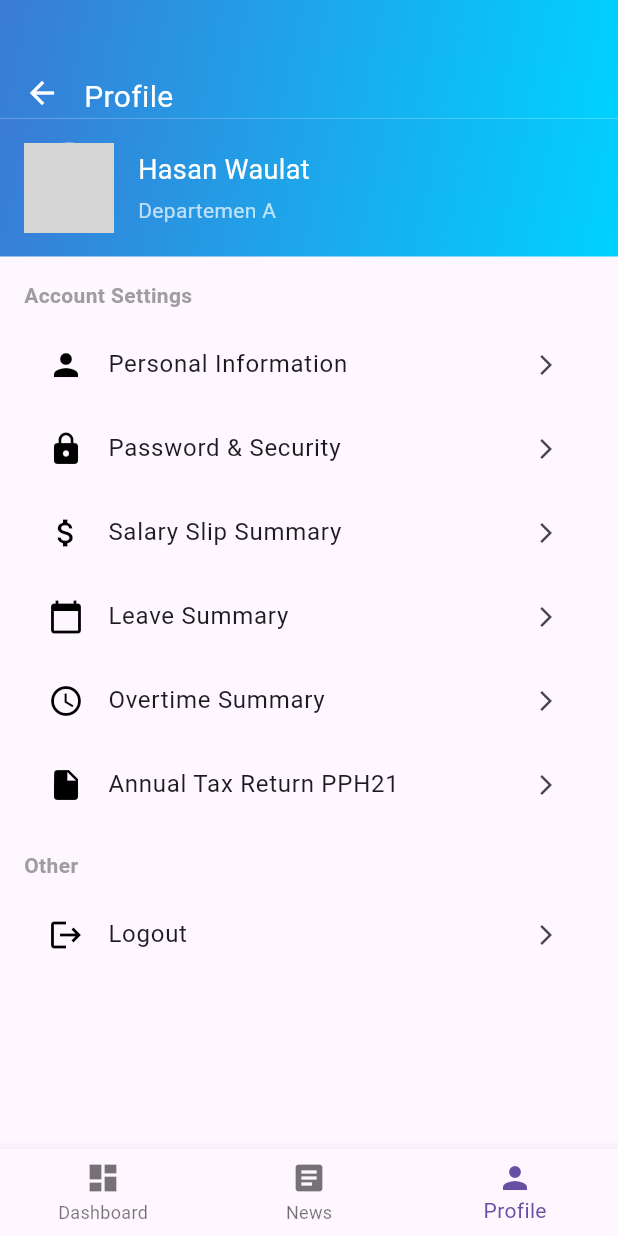
After one commit to finvalnnk14/technical_test, a Flutter app: the ProfilePage screen opened directly, on a phone screen of 412 x 824 dp. The commit adds this screen. Run offline on Flutter 3.47's test engine with Material 3 defaults, Android fonts, the phone set to English and light mode, and no system bars; our stand-ins replace fl_chart; network calls fail; grey boxes are pictures that could not be loaded.

Commit message:
add profil dan news

```diff
--- a/lib/main.dart
+++ b/lib/main.dart
@@ -1,6 +1,8 @@
 import 'package:flutter/material.dart';
 import 'login.dart';
 import 'dashboard.dart';
+import 'news_page.dart';
+import 'profile.dart';
 
 void main() {
   runApp(MyApp());
--- /dev/null
+++ b/lib/profile.dart
@@ -0,0 +1,183 @@
+import 'package:flutter/material.dart';
+
+void main() {
+  runApp(ProfileApp());
+}
+
+class ProfileApp extends StatelessWidget {
+  @override
+  Widget build(BuildContext context) {
+    return MaterialApp(
+      debugShowCheckedModeBanner: false,
+      home: ProfilePage(),
+    );
+  }
+}
+
+class ProfilePage extends StatelessWidget {
+  @override
+  Widget build(BuildContext context) {
+    return Scaffold(
+      bottomNavigationBar: BottomNavigationBar(
+        currentIndex: 2, // Profile selected
+        items: const [
+          BottomNavigationBarItem(
+            icon: Icon(Icons.dashboard),
+            label: 'Dashboard',
+          ),
+          BottomNavigationBarItem(
+            icon: Icon(Icons.article),
+            label: 'News',
+          ),
+          BottomNavigationBarItem(
+            icon: Icon(Icons.person),
+            label: 'Profile',
+          ),
+        ],
+      ),
+      body: Column(
+        children: [
+          Container(
+            padding: const EdgeInsets.only(top: 50, left: 16, right: 16),
+            decoration: const BoxDecoration(
+              gradient: LinearGradient(
+                colors: [Color(0xFF3A7BD5), Color(0xFF00d2ff)],
+                begin: Alignment.topLeft,
+                end: Alignment.bottomRight,
+              ),
+            ),
+            child: Row(
+              crossAxisAlignment: CrossAxisAlignment.start,
+              children: [
+                const Icon(Icons.arrow_back, color: Colors.white),
+                const SizedBox(width: 16),
+                const Text(
+                  'Profile',
+                  style: TextStyle(
+                    color: Colors.white,
+                    fontSize: 20,
+                  ),
+                ),
+              ],
+            ),
+          ),
+          Container(
+            padding: const EdgeInsets.symmetric(horizontal: 16, vertical: 16),
+            decoration: const BoxDecoration(
+              gradient: LinearGradient(
+                colors: [Color(0xFF3A7BD5), Color(0xFF00d2ff)],
+                begin: Alignment.topLeft,
+                end: Alignment.bottomRight,
+              ),
+            ),
+            child: Row(
+              children: [
+                const CircleAvatar(
+                  radius: 30,
+                  backgroundImage: NetworkImage(
+                    'https://i.pravatar.cc/300', // Contoh avatar
+                  ),
+                ),
+                const SizedBox(width: 16),
+                Column(
+                  crossAxisAlignment: CrossAxisAlignment.start,
+                  children: const [
+                    Text(
+                      'Hasan Waulat',
+                      style: TextStyle(
+                        color: Colors.white,
+                        fontSize: 18,
+                      ),
+                    ),
+                    SizedBox(height: 4),
+                    Text(
+                      'Departemen A',
+                      style: TextStyle(
+                        color: Colors.white70,
+                        fontSize: 14,
+                      ),
+                    ),
+                  ],
+                ),
+              ],
+            ),
+          ),
+          Expanded(
+            child: ListView(
+              padding: const EdgeInsets.all(16),
+              children: [
+                const Text(
+                  'Account Settings',
+                  style: TextStyle(
+                    fontWeight: FontWeight.bold,
+                    color: Colors.grey,
+                  ),
+                ),
+                const SizedBox(height: 8),
+                ProfileListTile(
+                  icon: Icons.person,
+                  title: 'Personal Information',
+                ),
+                ProfileListTile(
+                  icon: Icons.lock,
+                  title: 'Password & Security',
+                ),
+                ProfileListTile(
+                  icon: Icons.attach_money,
+                  title: 'Salary Slip Summary',
+                ),
+                ProfileListTile(
+                  icon: Icons.calendar_today,
+                  title: 'Leave Summary',
+                ),
+                ProfileListTile(
+                  icon: Icons.access_time,
+                  title: 'Overtime Summary',
+                ),
+                ProfileListTile(
+                  icon: Icons.insert_drive_file,
+                  title: 'Annual Tax Return PPH21',
+                ),
+                const SizedBox(height: 16),
+                const Text(
+                  'Other',
+                  style: TextStyle(
+                    fontWeight: FontWeight.bold,
+                    color: Colors.grey,
+                  ),
+                ),
+                const SizedBox(height: 8),
+                ProfileListTile(
+                  icon: Icons.logout,
+                  title: 'Logout',
+                ),
+              ],
+            ),
+          ),
+        ],
+      ),
+    );
+  }
+}
+
+class ProfileListTile extends StatelessWidget {
+  final IconData icon;
+  final String title;
+
+  const ProfileListTile({
+    required this.icon,
+    required this.title,
+  });
+
+  @override
+  Widget build(BuildContext context) {
+    return ListTile(
+      leading: Icon(icon, color: Colors.black),
+      title: Text(title),
+      trailing: const Icon(Icons.arrow_forward_ios, size: 16),
+      onTap: () {
+        // TODO: Handle navigation
+      },
+    );
+  }
+}
--- a/pubspec.yaml
+++ b/pubspec.yaml
@@ -28,6 +28,7 @@ environment:
 # the latest version available on pub.dev. To see which dependencies have newer
 # versions available, run `flutter pub outdated`.
 dependencies:
+  http: ^0.13.5
   fl_chart: ^0.66.0
   flutter:
     sdk: flutter
```
Also changed, not shown: lib/dashboard.dart (+28 -5 lines), lib/news_page.dart (added, +140 -0 lines), pubspec.lock.
